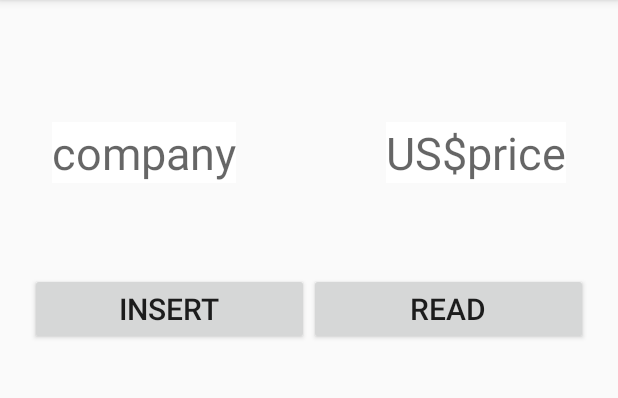
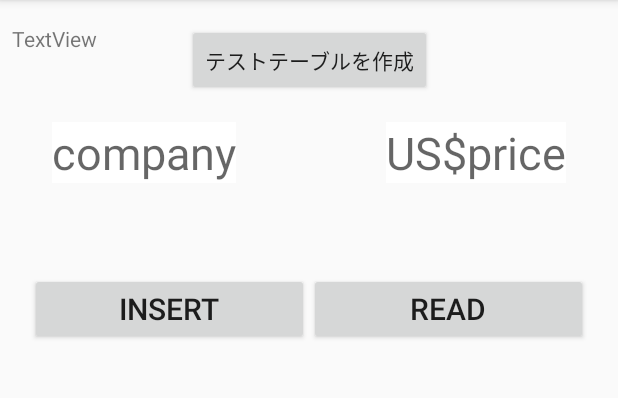
Before and after one commit to Toron-KUT/Android_studio, an Android app: the DatabaseConnectTestActivity screen opened directly, with no data from a screen before it, after a tap on "INSERT", on a phone screen of 412 x 824 dp, the part 84-482 px from its top. Run offline under Robolectric (Android 15) with nearby library versions, the phone set to English and light mode, and no system bars; 1 statement that could not run was skipped.

Commit message:
insert test 成功

```diff
--- a/app/src/main/java/com/toron/marunakadeokaimono_test/DatabaseConnectTestActivity.java
+++ b/app/src/main/java/com/toron/marunakadeokaimono_test/DatabaseConnectTestActivity.java
@@ -3,6 +3,7 @@ package com.toron.marunakadeokaimono_test;
 import android.content.ContentValues;
 import android.database.Cursor;
 import android.database.sqlite.SQLiteDatabase;
+import android.database.sqlite.SQLiteException;
 import android.support.v7.app.AppCompatActivity;
 import android.os.Bundle;
 import android.util.Log;
@@ -111,4 +112,31 @@ public class DatabaseConnectTestActivity extends AppCompatActivity {
 
         db.insert("testdb", null, values);
     }
+
+    public void SetTestTable(View v){
+        try{
+            if (helper == null) {
+                helper = new DatabaseHelper(getApplicationContext());
+            }
+            if (db == null) {
+                db = helper.getWritableDatabase();
+
+            }
+            db.execSQL("insert into hold(product_name,num,createDate,updateDate) values('Yamada',10,'2001/4/1','2002/3/31')");
+            db.execSQL("insert into history(product_name,num,price,createDate,updateDate) values('大根',10,200,'2001/4/1','2002/3/31')");
+            db.execSQL("insert into stores(store_name,createDate,updateDate) values('マルナカ高知店','2001/4/1','2002/3/31')");
+
+            final TextView log = findViewById(R.id.textView15);
+            log.setText("create success");
+
+        }catch(SQLiteException e){
+            Log.d("debug", "create test data failed " + e.getMessage());
+        }finally{
+            Log.d("debug", "test table insert data sccess");
+        }
+
+
+
+
+    }
 }
--- a/app/src/main/java/com/toron/marunakadeokaimono_test/DatabaseHelper.java
+++ b/app/src/main/java/com/toron/marunakadeokaimono_test/DatabaseHelper.java
@@ -6,13 +6,15 @@ import android.database.sqlite.SQLiteException;
 import android.database.sqlite.SQLiteOpenHelper;
 import android.util.Log;
 
+import java.util.List;
+
 public class DatabaseHelper extends SQLiteOpenHelper {
     // データーベースのバージョン
     private static final int DATABASE_VERSION = 1;
     // データーベース名
     private static String DATABASE_NAME = "TestDB.db";
     private static String TABLE_NANE_TEST = "testdb";
-    private static String TABLE_NAME_USER = "u";
+    private static String TABLE_NAME_USER = "users";
     private static String _ID = "_id";
     private static String COLUMN_NAME_TITLE = "company";
     private static String COLUMN_NAME_MONEY = "stockprice";
@@ -48,6 +50,32 @@ public class DatabaseHelper extends SQLiteOpenHelper {
                     COLUMN_NAME_STORE_ID + " TEXT," +
                     COLUMN_NAME_POINTS + " INTEGER)";
 
+    //保有食品テーブルを作成
+    private static final String SQL_CREATE_HOLD =
+            "CREATE TABLE " + "hold" + " (" +
+                    _ID + " INTEGER PRIMARY KEY," +
+                    "product_name" + " TEXT," +
+                    "num"+ " INTEGER," +
+                    "createDate"+ " NUMERIC," +
+                    "updateDate"+ " NUMERIC)";
+
+    //履歴テーブルを作成
+    private static final String SQL_CREATE_HISTORY =
+            "CREATE TABLE " + "history" + " (" +
+                    _ID + " INTEGER PRIMARY KEY," +
+                    "product_name"+ " TEXT,"+
+                    "num"+ " INTEGER," +
+                    "price"+ " INTEGER," +
+                    "createDate"+ " NUMERIC," +
+                    "updateDate"+ " NUMERIC)";
+
+    //店テーブルを作成
+    private static final String SQL_CREATE_STORES =
+            "CREATE TABLE " + "stores" + " (" +
+                    _ID + " INTEGER PRIMARY KEY," +
+                    "store_name" + " TEXT," +
+                    "createDate"+ " NUMERIC," +
+                    "updateDate"+ " NUMERIC)";
     //テーブル削除文の発行
 
     private static final String SQL_DELETE_ENTRIES =
@@ -58,25 +86,7 @@ public class DatabaseHelper extends SQLiteOpenHelper {
     public DatabaseHelper(Context context) {
         super(context, DATABASE_NAME, null, DATABASE_VERSION);
     }
-    private void createTable_Entries(SQLiteDatabase db) {
-        try {
-            db.execSQL(SQL_CREATE_ENTRIES);
 
-        }catch(SQLiteException e){
-             Log.d("debug",e.getMessage());
-        }finally{
-        Log.d("debug", "test table create sccess");
-        }
-    }
-    private void createTable_User(SQLiteDatabase db) {
-        try {
-            db.execSQL(SQL_CREATE_USER);
-        } catch (SQLiteException e) {
-            Log.d("debug", e.getMessage());
-        } finally {
-            Log.d("debug", "user table create sccess");
-        }
-    }
     private void deleteTable(SQLiteDatabase db) {
         try{
             db.execSQL(SQL_DELETE_ENTRIES);
@@ -87,20 +97,35 @@ public class DatabaseHelper extends SQLiteOpenHelper {
             Log.d("debug", "all table delete sccess");
         }
     }
+    public static List<Object> GetHoldingFoodData(){
+
+
+
+    }
 
 
     @Override
     public void onCreate(SQLiteDatabase db) {
         //テーブル作成
-        Log.d(DATABASE_NAME , "onCreate version : " + db.getVersion());
-        createTable_Entries(db);
-        createTable_User(db);
-        Log.d(DATABASE_NAME , "onCreated version : " + db.getVersion());
+        try{
+            Log.d(DATABASE_NAME , "onCreate version : " + db.getVersion());
+            db.execSQL(SQL_CREATE_ENTRIES);
+            db.execSQL(SQL_CREATE_USER);
+            db.execSQL(SQL_CREATE_HOLD);
+            db.execSQL(SQL_CREATE_HISTORY);
+            db.execSQL(SQL_CREATE_STORES);
+            Log.d(DATABASE_NAME , "onCreated version : " + db.getVersion());
+
+        }catch (SQLiteException e) {
+            Log.d("debug", e.getMessage());
+        } finally {
+            Log.d("debug", "all table create sccess");
+        }
     }
 
     @Override
     public void onOpen(SQLiteDatabase db) {
-        Log.d("debug","Openeed");
+        Log.d("debug","Opened");
     }
 
     @Override
--- a/app/src/main/java/com/toron/marunakadeokaimono_test/DisplayMessageActivity.java
+++ b/app/src/main/java/com/toron/marunakadeokaimono_test/DisplayMessageActivity.java
@@ -70,7 +70,7 @@ public class DisplayMessageActivity extends AppCompatActivity {
         db = helper.getWritableDatabase();
         }
 
-        insertData(db, "u", waon, secure, id, pass, user);
+        insertData(db, "users", waon, secure, id, pass, user);
 
 
 
@@ -88,7 +88,7 @@ public class DisplayMessageActivity extends AppCompatActivity {
             values.put("store_id", (String) null);
             values.put("points", (Integer) null);
 
-            db.insert("u", null, values);
+            db.insert(tablename, null, values);
         }catch (SQLiteException e) {
             Log.d("debug","insert error" ) ;
         }
--- a/app/src/main/java/com/toron/marunakadeokaimono_test/FinishRegistrationUserActivity.java
+++ b/app/src/main/java/com/toron/marunakadeokaimono_test/FinishRegistrationUserActivity.java
@@ -36,7 +36,7 @@ public class FinishRegistrationUserActivity extends AppCompatActivity {
         //String sql = "select * from u";
         //Cursor cursor = db.rawQuery(sql,null);
         Cursor cursor = db.query(
-                "u",
+                "users",
                 new String[] { "user_id", "login_id" ,"name","ruby","password","waon","security"} ,
                 null,
                 null,
--- a/app/src/main/res/layout/activity_database_connect_test.xml
+++ b/app/src/main/res/layout/activity_database_connect_test.xml
@@ -75,4 +75,25 @@
         app:layout_constraintTop_toBottomOf="@+id/button_read"
         app:layout_constraintVertical_bias="0.2" />
 
+    <Button
+        android:id="@+id/button4"
+        android:layout_width="wrap_content"
+        android:layout_height="wrap_content"
+        android:layout_marginTop="16dp"
+        android:onClick="SetTestTable"
+        android:text="テストテーブルを作成"
+        app:layout_constraintEnd_toEndOf="parent"
+        app:layout_constraintStart_toStartOf="parent"
+        app:layout_constraintTop_toTopOf="parent" />
+
+    <TextView
+        android:id="@+id/textView15"
+        android:layout_width="wrap_content"
+        android:layout_height="wrap_content"
+        android:layout_marginStart="8dp"
+        android:layout_marginTop="16dp"
+        android:text="TextView"
+        app:layout_constraintStart_toStartOf="parent"
+        app:layout_constraintTop_toTopOf="parent" />
+
 </android.support.constraint.ConstraintLayout>
```
